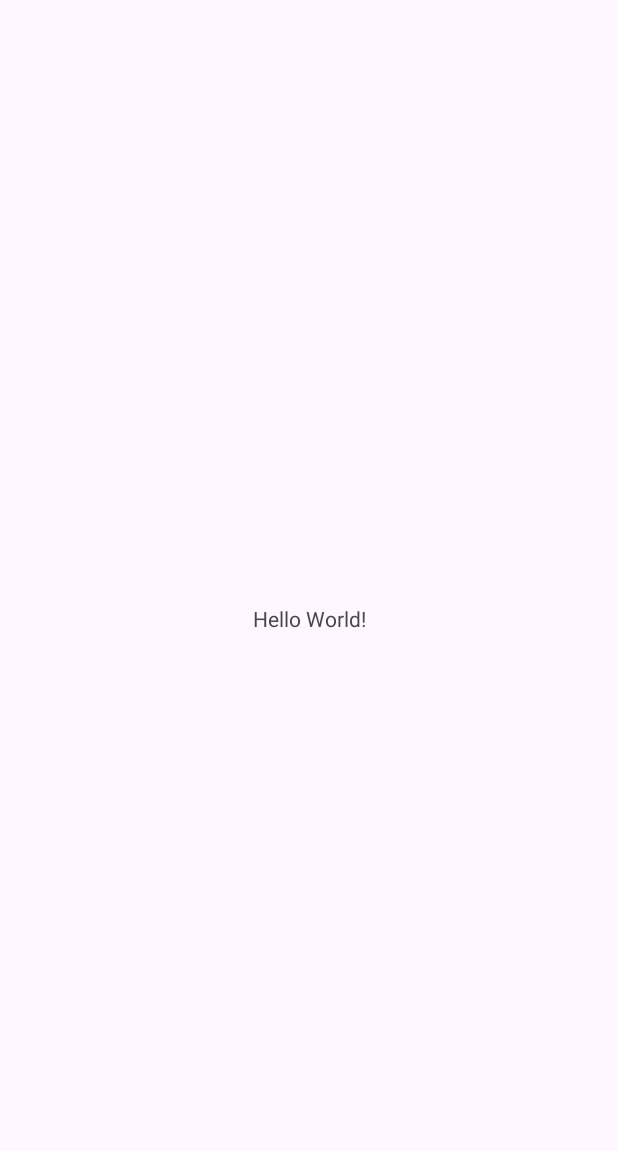
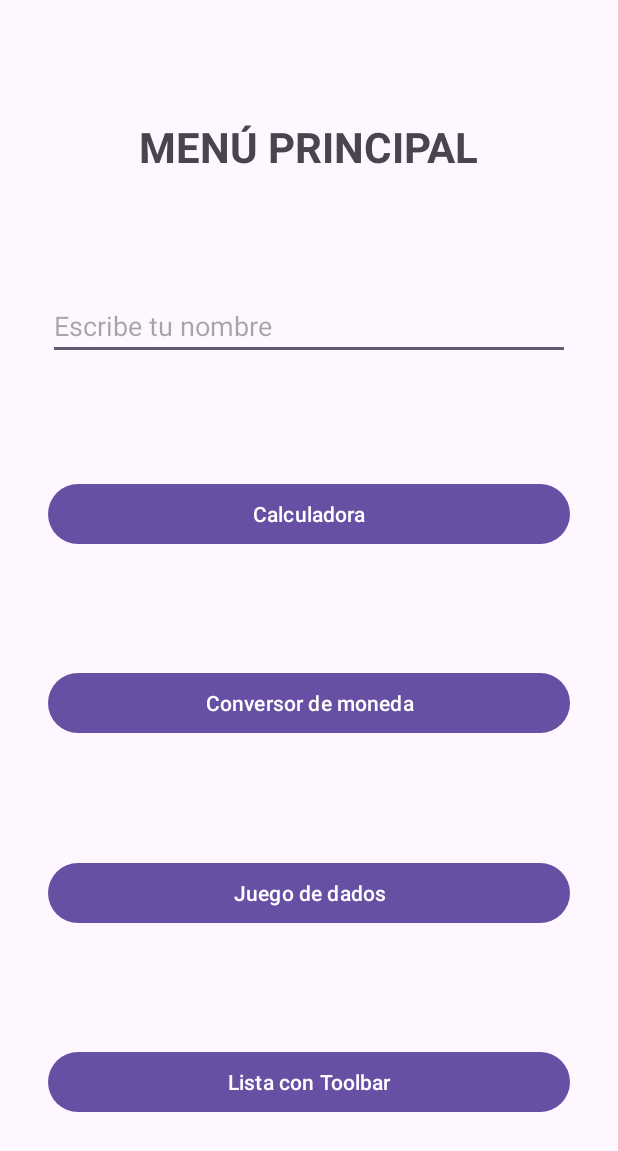
Before and after one commit to 23sisalejandropedraza-eng/app-trimestre1-dam, an Android app: the screen it shows after launch (MainActivity), on a phone screen of 412 x 824 dp. Before the commit the part shown is almost empty. Shown: the top 1151 px of the screen. Run offline under Robolectric (Android 15) with nearby library versions, the phone set to English and light mode, and no system bars.

Commit message:
menu principal y calculadora con paquetes por pantalla

```diff
--- a/app/src/main/java/com/example/apptrimestre1_alejandropedraza/MainActivity.kt
+++ b/app/src/main/java/com/example/apptrimestre1_alejandropedraza/MainActivity.kt
@@ -1,12 +1,20 @@
 package com.example.apptrimestre1_alejandropedraza
 
+import android.content.Intent
 import android.os.Bundle
+import android.widget.Button
+import android.widget.EditText
 import androidx.activity.enableEdgeToEdge
 import androidx.appcompat.app.AppCompatActivity
 import androidx.core.view.ViewCompat
 import androidx.core.view.WindowInsetsCompat
+import com.example.apptrimestre1_alejandropedraza.calculadora.CalculadoraActivity
+import com.example.apptrimestre1_alejandropedraza.conversor.ConversorActivity
+import com.example.apptrimestre1_alejandropedraza.dados.DadosActivity
+import com.example.apptrimestre1_alejandropedraza.lista.ListaActivity
 
 class MainActivity : AppCompatActivity() {
+
     override fun onCreate(savedInstanceState: Bundle?) {
         super.onCreate(savedInstanceState)
         enableEdgeToEdge()
@@ -16,5 +24,35 @@ class MainActivity : AppCompatActivity() {
             v.setPadding(systemBars.left, systemBars.top, systemBars.right, systemBars.bottom)
             insets
         }
+
+        val etNombre: EditText = findViewById(R.id.etNombre)
+        val btnCalculadora: Button = findViewById(R.id.btnCalculadora)
+        val btnConversor: Button = findViewById(R.id.btnConversor)
+        val btnJuego: Button = findViewById(R.id.btnJuego)
+        val btnLista: Button = findViewById(R.id.btnLista)
+
+        btnCalculadora.setOnClickListener {
+            val intent = Intent(this, CalculadoraActivity::class.java)
+            intent.putExtra("USUARIO", etNombre.text.toString())
+            startActivity(intent)
+        }
+
+        btnConversor.setOnClickListener {
+            val intent = Intent(this, ConversorActivity::class.java)
+            intent.putExtra("USUARIO", etNombre.text.toString())
+            startActivity(intent)
+        }
+
+        btnJuego.setOnClickListener {
+            val intent = Intent(this, DadosActivity::class.java)
+            intent.putExtra("USUARIO", etNombre.text.toString())
+            startActivity(intent)
+        }
+
+        btnLista.setOnClickListener {
+            val intent = Intent(this, ListaActivity::class.java)
+            intent.putExtra("USUARIO", etNombre.text.toString())
+            startActivity(intent)
+        }
     }
 }
--- /dev/null
+++ b/app/src/main/java/com/example/apptrimestre1_alejandropedraza/conversor/ConversorActivity.kt
@@ -0,0 +1,5 @@
+package com.example.apptrimestre1_alejandropedraza.conversor
+
+import androidx.appcompat.app.AppCompatActivity
+
+class ConversorActivity : AppCompatActivity()
--- /dev/null
+++ b/app/src/main/java/com/example/apptrimestre1_alejandropedraza/dados/DadosActivity.kt
@@ -0,0 +1,5 @@
+package com.example.apptrimestre1_alejandropedraza.dados
+
+import androidx.appcompat.app.AppCompatActivity
+
+class DadosActivity : AppCompatActivity()
--- /dev/null
+++ b/app/src/main/java/com/example/apptrimestre1_alejandropedraza/lista/ListaActivity.kt
@@ -0,0 +1,5 @@
+package com.example.apptrimestre1_alejandropedraza.lista
+
+import androidx.appcompat.app.AppCompatActivity
+
+class ListaActivity : AppCompatActivity()
--- a/app/src/main/res/layout/activity_main.xml
+++ b/app/src/main/res/layout/activity_main.xml
@@ -8,12 +8,72 @@
     tools:context=".MainActivity">
 
     <TextView
+        android:id="@+id/tvTituloMenu"
         android:layout_width="wrap_content"
         android:layout_height="wrap_content"
-        android:text="Hello World!"
-        app:layout_constraintBottom_toBottomOf="parent"
+        android:text="MENÚ PRINCIPAL"
+        android:textSize="28sp"
+        android:textStyle="bold"
+        app:layout_constraintBottom_toTopOf="@+id/etNombre"
         app:layout_constraintEnd_toEndOf="parent"
         app:layout_constraintStart_toStartOf="parent"
         app:layout_constraintTop_toTopOf="parent" />
 
+    <EditText
+        android:id="@+id/etNombre"
+        android:layout_width="0dp"
+        android:layout_height="wrap_content"
+        android:layout_marginHorizontal="32dp"
+        android:hint="Escribe tu nombre"
+        android:inputType="textPersonName"
+        android:textSize="18sp"
+        app:layout_constraintBottom_toTopOf="@+id/btnCalculadora"
+        app:layout_constraintEnd_toEndOf="parent"
+        app:layout_constraintStart_toStartOf="parent"
+        app:layout_constraintTop_toBottomOf="@+id/tvTituloMenu" />
+
+    <Button
+        android:id="@+id/btnCalculadora"
+        android:layout_width="0dp"
+        android:layout_height="wrap_content"
+        android:layout_marginHorizontal="32dp"
+        android:text="Calculadora"
+        app:layout_constraintBottom_toTopOf="@+id/btnConversor"
+        app:layout_constraintEnd_toEndOf="parent"
+        app:layout_constraintStart_toStartOf="parent"
+        app:layout_constraintTop_toBottomOf="@+id/etNombre" />
+
+    <Button
+        android:id="@+id/btnConversor"
+        android:layout_width="0dp"
+        android:layout_height="wrap_content"
+        android:layout_marginHorizontal="32dp"
+        android:text="Conversor de moneda"
+        app:layout_constraintBottom_toTopOf="@+id/btnJuego"
+        app:layout_constraintEnd_toEndOf="parent"
+        app:layout_constraintStart_toStartOf="parent"
+        app:layout_constraintTop_toBottomOf="@+id/btnCalculadora" />
+
+    <Button
+        android:id="@+id/btnJuego"
+        android:layout_width="0dp"
+        android:layout_height="wrap_content"
+        android:layout_marginHorizontal="32dp"
+        android:text="Juego de dados"
+        app:layout_constraintBottom_toTopOf="@+id/btnLista"
+        app:layout_constraintEnd_toEndOf="parent"
+        app:layout_constraintStart_toStartOf="parent"
+        app:layout_constraintTop_toBottomOf="@+id/btnConversor" />
+
+    <Button
+        android:id="@+id/btnLista"
+        android:layout_width="0dp"
+        android:layout_height="wrap_content"
+        android:layout_marginHorizontal="32dp"
+        android:text="Lista con Toolbar"
+        app:layout_constraintBottom_toBottomOf="parent"
+        app:layout_constraintEnd_toEndOf="parent"
+        app:layout_constraintStart_toStartOf="parent"
+        app:layout_constraintTop_toBottomOf="@+id/btnJuego" />
+
 </androidx.constraintlayout.widget.ConstraintLayout>
```
Also changed, not shown: app/src/main/AndroidManifest.xml (+12 -0 lines), app/src/main/java/com/example/apptrimestre1_alejandropedraza/calculadora/Calculadora.java (added, +117 -0 lines), app/src/main/java/com/example/apptrimestre1_alejandropedraza/calculadora/CalculadoraActivity.kt (added, +78 -0 lines), app/src/main/res/layout/activity_calculadora.xml (added, +214 -0 lines).
